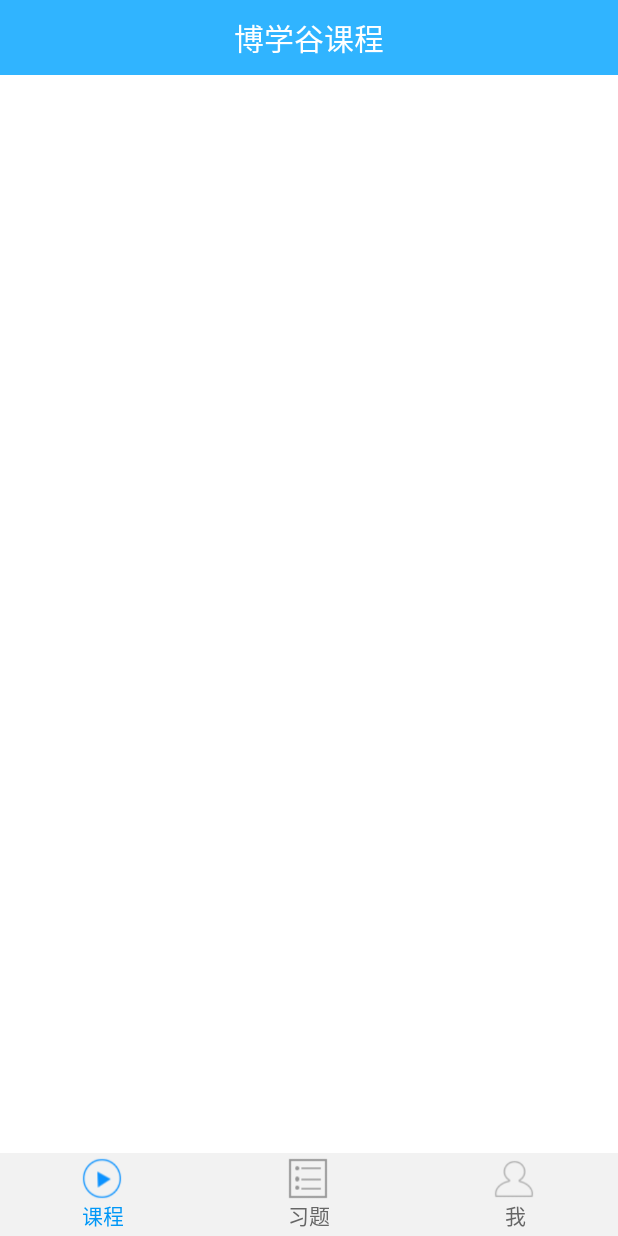
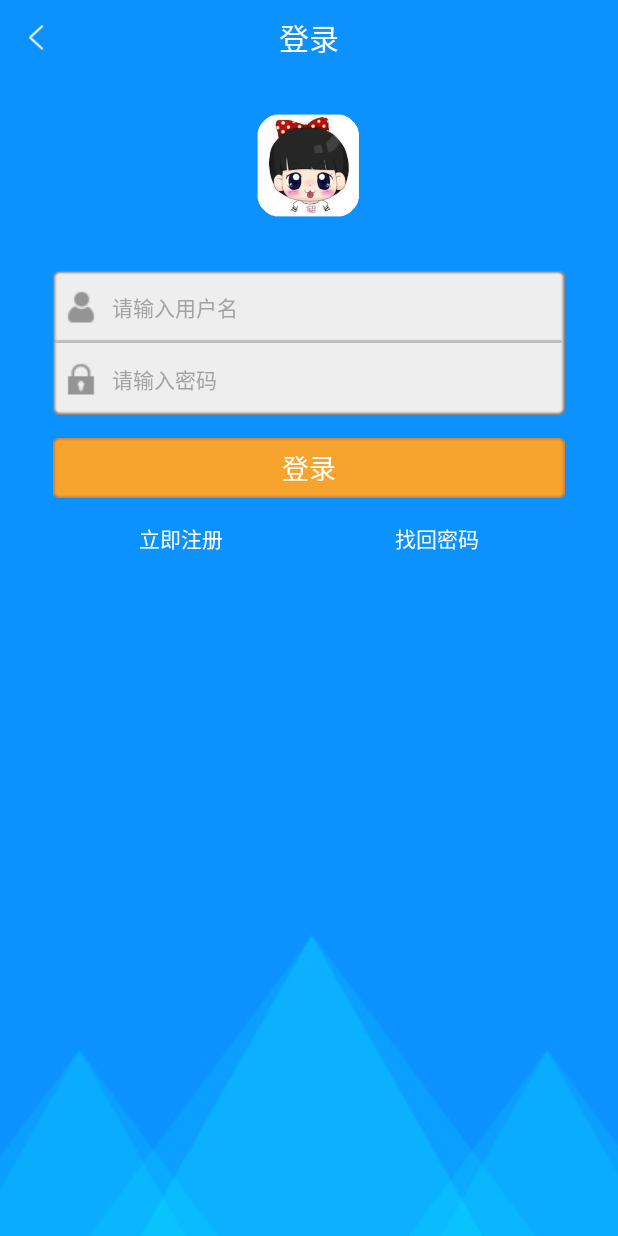
Before and after one commit to baldrsky/Boxuegu, an Android app: the screen it shows after launch (MainActivity before the commit, LoginActivity after it), on a phone screen of 412 x 824 dp. Run offline under Robolectric (Android 15) with nearby library versions, the phone set to English and light mode, and no system bars.

Commit message:
注册与登录模块

```diff
--- /dev/null
+++ b/app/src/main/java/cn/edu/gdmec/android/boxuegu/activity/LoginActivity.java
@@ -0,0 +1,134 @@
+package cn.edu.gdmec.android.boxuegu.activity;
+
+import android.content.Intent;
+import android.content.SharedPreferences;
+import android.content.pm.ActivityInfo;
+import android.support.v7.app.AppCompatActivity;
+import android.os.Bundle;
+import android.text.TextUtils;
+import android.view.View;
+import android.widget.EditText;
+import android.widget.TextView;
+import android.widget.Toast;
+
+import cn.edu.gdmec.android.boxuegu.R;
+import cn.edu.gdmec.android.boxuegu.utils.MD5Utils;
+
+public class LoginActivity extends AppCompatActivity {
+
+    private TextView tv_back;
+    private TextView tv_register;
+    private TextView tv_find_psw;
+    private TextView btn_login;
+    private TextView tv_main_title;
+    private EditText et_user_name;
+    private EditText et_psw;
+    private String userName;
+    private String psw;
+    private String md5Psw;
+    private String spPsw;
+
+    @Override
+    protected void onCreate(Bundle savedInstanceState) {
+        super.onCreate(savedInstanceState);
+        setContentView(R.layout.activity_login);
+        setRequestedOrientation(ActivityInfo.SCREEN_ORIENTATION_PORTRAIT);
+        init();
+    }
+
+    /*
+    * 获取页面控件*/
+    private void init() {
+        tv_main_title = (TextView)findViewById(R.id.tv_main_title);
+        tv_main_title.setText("登录");
+        tv_back = (TextView)findViewById(R.id.tv_back);
+        tv_register = (TextView)findViewById(R.id.tv_register);
+        tv_find_psw = (TextView)findViewById(R.id.tv_find_psw);
+        btn_login = (TextView)findViewById(R.id.btn_login);
+        et_user_name = (EditText)findViewById(R.id.et_user_name);
+        et_psw = (EditText)findViewById(R.id.et_psw);
+        tv_back.setOnClickListener(new View.OnClickListener(){
+            @Override
+            public void onClick(View view) {
+                LoginActivity.this.finish();
+            }
+        });
+        //立即注册按钮的点击事件
+        tv_register.setOnClickListener(new View.OnClickListener() {
+            @Override
+            public void onClick(View view) {
+                Intent intent = new Intent(LoginActivity.this,RegisterActivity.class);
+                startActivityForResult(intent,1);
+            }
+        });
+
+        //找回密码控件的点击事件
+        tv_find_psw.setOnClickListener(new View.OnClickListener() {
+            @Override
+            public void onClick(View view) {
+                //跳转到找回密码界面
+            }
+        });
+        //登录按钮的点击事件
+        btn_login.setOnClickListener(new View.OnClickListener() {
+            @Override
+            public void onClick(View view) {
+                userName = et_user_name.getText().toString().trim();
+                psw = et_psw.getText().toString().trim();
+                md5Psw = MD5Utils.md5(psw);
+                spPsw = readPsw(userName);
+                if (TextUtils.isEmpty(userName)){
+                    Toast.makeText(LoginActivity.this,"请输入用户名",Toast.LENGTH_LONG).show();
+                    return;
+                }else  if (TextUtils.isEmpty(psw)){
+                    Toast.makeText(LoginActivity.this,"请输入密码",Toast.LENGTH_LONG).show();
+                    return;
+                }else if (md5Psw.equals(spPsw)){
+                    Toast.makeText(LoginActivity.this,"登录成功",Toast.LENGTH_LONG).show();
+                    //保持登录状态和登录的用户名
+                    saveLoginStatus(true,userName);
+                    Intent data = new Intent();
+                    data.putExtra("isLogin",true);
+                    setResult(RESULT_OK,data);
+                    LoginActivity.this.finish();
+                    return;
+                }else if (!TextUtils.isEmpty(spPsw) && !md5Psw.equals(spPsw)){
+                    Toast.makeText(LoginActivity.this,"输入的用户名和密码不一致",Toast.LENGTH_LONG).show();
+                    return;
+                }else {
+                    Toast.makeText(LoginActivity.this,"此用户名不存在",Toast.LENGTH_LONG).show();
+                }
+            }
+        });
+    }
+
+    private void saveLoginStatus(boolean status, String userName) {
+        //loginInfo表示文件名
+        SharedPreferences sp = getSharedPreferences("loginInfo",MODE_PRIVATE);
+        SharedPreferences.Editor editor = sp.edit(); //获取编辑器
+        editor.putBoolean("isLogin",status);        //存入boolean类型的登录状态
+        editor.putString("loginUserName",userName); //存入登录时的用户名
+        editor.commit();
+    }
+
+
+    private String readPsw(String userName) {
+        SharedPreferences sp = getSharedPreferences("loginInfo",MODE_PRIVATE);
+        return  sp.getString(userName,"");
+
+    }
+
+    @Override
+    protected void onActivityResult(int requestCode, int resultCode, Intent data) {
+        super.onActivityResult(requestCode, resultCode, data);
+        if (data!=null){
+            //从注册界面传递过来的用户名
+            String userName = data.getStringExtra("userName");
+            if (!TextUtils.isEmpty(userName)){
+                et_user_name.setText(userName);
+                //设置光标的位置
+                et_user_name.setSelection(userName.length());
+            }
+        }
+    }
+}
--- a/app/src/main/java/cn/edu/gdmec/android/boxuegu/activity/SplashActivity.java
+++ b/app/src/main/java/cn/edu/gdmec/android/boxuegu/activity/SplashActivity.java
@@ -38,7 +38,7 @@ public class SplashActivity extends AppCompatActivity {
         TimerTask task = new TimerTask() {
             @Override
             public void run() {
-                Intent intent = new Intent(SplashActivity.this, MainActivity.class);
+                Intent intent = new Intent(SplashActivity.this, LoginActivity.class);
                 startActivity(intent);
                 SplashActivity.this.finish();
             }
--- /dev/null
+++ b/app/src/main/res/layout/activity_login.xml
@@ -0,0 +1,102 @@
+<?xml version="1.0" encoding="utf-8"?>
+<LinearLayout
+    xmlns:android="http://schemas.android.com/apk/res/android"
+    xmlns:app="http://schemas.android.com/apk/res-auto"
+    xmlns:tools="http://schemas.android.com/tools"
+    android:orientation="vertical"
+    android:id="@+id/activity_login"
+    android:layout_width="match_parent"
+    android:layout_height="match_parent"
+    android:background="@drawable/login_bg"
+    tools:context="cn.edu.gdmec.android.boxuegu.activity.LoginActivity">
+
+    <include layout="@layout/main_title_bar"></include>
+
+    <ImageView
+        android:id="@+id/iv_head"
+        android:layout_marginTop="25dp"
+        android:layout_gravity="center_horizontal"
+        android:background="@drawable/default_icon"
+        android:layout_width="70dp"
+        android:layout_height="70dp" />
+
+    <EditText
+        android:textSize="14sp"
+        android:textColorHint="#a3a3a3"
+        android:textColor="#000000"
+        android:singleLine="true"
+        android:hint="请输入用户名"
+        android:paddingLeft="8dp"
+        android:drawablePadding="10dp"
+        android:drawableLeft="@drawable/user_name_icon"
+        android:layout_gravity="center_horizontal"
+        android:id="@+id/et_user_name"
+        android:layout_marginTop="35dp"
+        android:layout_marginRight="35dp"
+        android:layout_marginLeft="35dp"
+        android:background="@drawable/login_user_name_bg"
+        android:layout_width="fill_parent"
+        android:layout_height="48dp" />
+
+    <EditText
+        android:textSize="14sp"
+        android:textColorHint="#a3a3a3"
+        android:textColor="#000000"
+        android:singleLine="true"
+        android:hint="请输入密码"
+        android:paddingLeft="8dp"
+        android:drawablePadding="10dp"
+        android:drawableLeft="@drawable/psw_icon"
+        android:layout_gravity="center_horizontal"
+        android:id="@+id/et_psw"
+        android:layout_marginRight="35dp"
+        android:layout_marginLeft="35dp"
+        android:background="@drawable/login_psw_bg"
+        android:layout_width="fill_parent"
+        android:layout_height="48dp" />
+
+    <Button
+        android:id="@+id/btn_login"
+        android:layout_gravity="center_horizontal"
+        android:textColor="@android:color/white"
+        android:textSize="18sp"
+        android:text="登录"
+        android:layout_marginTop="15dp"
+        android:layout_marginRight="35dp"
+        android:layout_marginLeft="35dp"
+        android:background="@drawable/register_selector"
+        android:layout_width="fill_parent"
+        android:layout_height="40dp" ></Button>
+
+    <LinearLayout
+        android:layout_width="fill_parent"
+        android:layout_height="fill_parent"
+        android:layout_marginTop="8dp"
+        android:layout_marginLeft="35dp"
+        android:layout_marginRight="35dp"
+        android:layout_gravity="center_horizontal"
+        android:orientation="horizontal">
+
+        <TextView
+            android:id="@+id/tv_register"
+            android:padding="8dp"
+            android:textColor="@android:color/white"
+            android:textSize="14sp"
+            android:gravity="center_horizontal"
+            android:text="立即注册"
+            android:layout_weight="1"
+            android:layout_width="0dp"
+            android:layout_height="wrap_content" />
+
+        <TextView
+            android:id="@+id/tv_find_psw"
+            android:padding="8dp"
+            android:textColor="@android:color/white"
+            android:textSize="14sp"
+            android:gravity="center_horizontal"
+            android:text="找回密码"
+            android:layout_weight="1"
+            android:layout_width="0dp"
+            android:layout_height="wrap_content" />
+    </LinearLayout>
+</LinearLayout>
```
Also changed, not shown: app/src/main/AndroidManifest.xml (+4 -3 lines), app/src/main/java/cn/edu/gdmec/android/boxuegu/activity/RegisterActivity.java (+4 -4 lines).
